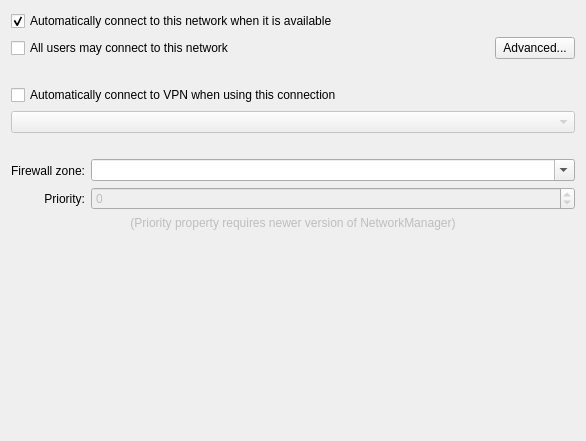
This is libs/editor/settings/ui/connectionwidget.ui in KDE/plasma-nm as Qt 5 draws it before an edit. The edited form follows.
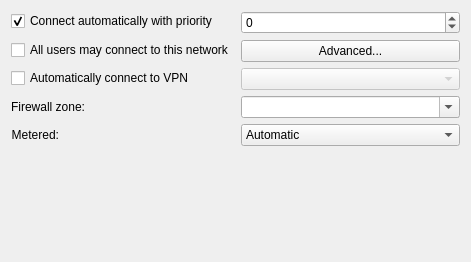
This is the edited form. Icons and pictures are not drawn. Custom widgets are drawn as their Qt base class.

Commit message:
Add metered property to general configuration
FIXED-IN: 5.15.0

```diff
--- a/libs/editor/settings/ui/connectionwidget.ui
+++ b/libs/editor/settings/ui/connectionwidget.ui
@@ -6,24 +6,43 @@
    <rect>
     <x>0</x>
     <y>0</y>
-    <width>586</width>
-    <height>441</height>
+    <width>471</width>
+    <height>262</height>
    </rect>
   </property>
-  <layout class="QVBoxLayout" name="verticalLayout_4">
-   <item>
+  <layout class="QFormLayout" name="formLayout">
+   <item row="0" column="0">
     <widget class="QCheckBox" name="autoconnect">
      <property name="text">
-      <string>Automatically connect to this network when it is available</string>
+      <string>Connect automatically with priority</string>
      </property>
      <property name="checked">
       <bool>true</bool>
      </property>
     </widget>
    </item>
-   <item>
-    <layout class="QHBoxLayout" name="horizontalLayout_3">
-     <item>
+   <item row="0" column="1">
+    <widget class="QSpinBox" name="prioritySpin">
+     <property name="enabled">
+      <bool>true</bool>
+     </property>
+     <property name="sizePolicy">
+      <sizepolicy hsizetype="MinimumExpanding" vsizetype="Fixed">
+       <horstretch>0</horstretch>
+       <verstretch>0</verstretch>
+      </sizepolicy>
+     </property>
+     <property name="toolTip">
+      <string>If the connection is set to autoconnect, connections with higher priority will be preferred. Defaults to 0.
+The higher number means higher priority. An negative number can be used to indicate priority lower than the default.
+           </string>
+     </property>
+     <property name="minimum">
+      <number>-100</number>
+     </property>
+    </widget>
+   </item>
+   <item row="1" column="0">
       <widget class="QCheckBox" name="allUsers">
        <property name="text">
         <string>All users may connect to this network</string>
@@ -33,10 +52,10 @@
        </property>
       </widget>
      </item>
-     <item>
+   <item row="1" column="1">
       <widget class="QPushButton" name="pushButtonPermissions">
        <property name="sizePolicy">
-        <sizepolicy hsizetype="Fixed" vsizetype="Fixed">
+      <sizepolicy hsizetype="MinimumExpanding" vsizetype="Fixed">
          <horstretch>0</horstretch>
          <verstretch>0</verstretch>
         </sizepolicy>
@@ -57,64 +76,28 @@
        </property>
       </widget>
      </item>
-    </layout>
-   </item>
-   <item>
-    <spacer name="verticalSpacer_2">
-     <property name="orientation">
-      <enum>Qt::Vertical</enum>
-     </property>
-     <property name="sizeType">
-      <enum>QSizePolicy::Minimum</enum>
-     </property>
-     <property name="sizeHint" stdset="0">
-      <size>
-       <width>20</width>
-       <height>20</height>
-      </size>
-     </property>
-    </spacer>
-   </item>
-   <item>
-    <layout class="QVBoxLayout" name="verticalLayout">
-     <item>
+   <item row="2" column="0">
       <widget class="QCheckBox" name="autoconnectVpn">
        <property name="text">
-        <string>Automatically connect to VPN when using this connection</string>
+      <string>Automatically connect to VPN</string>
        </property>
       </widget>
      </item>
-     <item>
+   <item row="2" column="1">
       <widget class="KComboBox" name="vpnCombobox">
        <property name="enabled">
         <bool>false</bool>
        </property>
-      </widget>
-     </item>
-    </layout>
-   </item>
-   <item>
-    <spacer name="verticalSpacer">
-     <property name="orientation">
-      <enum>Qt::Vertical</enum>
-     </property>
-     <property name="sizeType">
-      <enum>QSizePolicy::Minimum</enum>
-     </property>
-     <property name="sizeHint" stdset="0">
-      <size>
-       <width>20</width>
-       <height>20</height>
-      </size>
-     </property>
-    </spacer>
-   </item>
-   <item>
-    <layout class="QHBoxLayout" name="horizontalLayout">
-     <item>
-      <layout class="QVBoxLayout" name="verticalLayout_3">
-       <item>
-        <widget class="QLabel" name="label_2">
+     <property name="sizePolicy">
+      <sizepolicy hsizetype="MinimumExpanding" vsizetype="Fixed">
+       <horstretch>0</horstretch>
+       <verstretch>0</verstretch>
+      </sizepolicy>
+     </property>
+    </widget>
+   </item>
+   <item row="3" column="0">
+    <widget class="QLabel" name="firewallZoneLabel">
          <property name="text">
           <string>Firewall zone:</string>
          </property>
@@ -126,21 +109,7 @@
          </property>
         </widget>
        </item>
-       <item>
-        <widget class="QLabel" name="label">
-         <property name="text">
-          <string>Priority:</string>
-         </property>
-         <property name="alignment">
-          <set>Qt::AlignRight|Qt::AlignTrailing|Qt::AlignVCenter</set>
-         </property>
-        </widget>
-       </item>
-      </layout>
-     </item>
-     <item>
-      <layout class="QVBoxLayout" name="verticalLayout_2">
-       <item>
+   <item row="3" column="1">
         <widget class="KComboBox" name="firewallZone">
          <property name="sizePolicy">
           <sizepolicy hsizetype="MinimumExpanding" vsizetype="Fixed">
@@ -156,53 +125,63 @@
          </property>
         </widget>
        </item>
-       <item>
-        <widget class="QSpinBox" name="prioritySpin">
-         <property name="toolTip">
-           <string>If the connection is set to autoconnect, connections with higher priority will be preferred. Defaults to 0.
-The higher number means higher priority. An negative number can be used to indicate priority lower than the default.
-           </string>
-         </property>
-         <property name="enabled">
-          <bool>false</bool>
-         </property>
+   <item row="4" column="0">
+    <widget class="QLabel" name="meteredLabel">
+     <property name="text">
+      <string>Metered:</string>
+     </property>
+     <property name="alignment">
+      <set>Qt::AlignRight|Qt::AlignTrailing|Qt::AlignVCenter</set>
+     </property>
+     <property name="buddy">
+      <cstring>firewallZone</cstring>
+     </property>
+    </widget>
+   </item>
+   <item row="4" column="1">
+    <widget class="KComboBox" name="metered">
          <property name="sizePolicy">
           <sizepolicy hsizetype="MinimumExpanding" vsizetype="Fixed">
            <horstretch>0</horstretch>
            <verstretch>0</verstretch>
           </sizepolicy>
          </property>
-         <property name="minimum">
-          <number>-100</number>
-         </property>
-        </widget>
-       </item>
-      </layout>
-     </item>
-    </layout>
-   </item>
-   <item>
-    <widget class="QLabel" name="nmVersionWarning">
-     <property name="enabled">
+     <property name="toolTip">
+      <string>NetworkManager indicates to applications whether the connection is metered and therefore
+data usage should be restricted.</string>
+     </property>
+     <property name="editable">
       <bool>false</bool>
      </property>
+     <property name="insertPolicy">
+      <enum>QComboBox::InsertAlphabetically</enum>
+     </property>
+     <item>
      <property name="text">
-      <string>(Priority property requires newer version of NetworkManager)</string>
-     </property>
-     <property name="alignment">
-      <set>Qt::AlignCenter</set>
-     </property>
+       <string>Automatic</string>
+      </property>
+     </item>
+     <item>
+      <property name="text">
+       <string>Yes</string>
+      </property>
+     </item>
+     <item>
+      <property name="text">
+       <string>No</string>
+      </property>
+     </item>
     </widget>
    </item>
-   <item>
-    <spacer name="verticalSpacer_3">
+   <item row="5" column="0">
+    <spacer name="verticalSpacer">
      <property name="orientation">
       <enum>Qt::Vertical</enum>
      </property>
      <property name="sizeHint" stdset="0">
       <size>
        <width>20</width>
-       <height>118</height>
+       <height>40</height>
       </size>
      </property>
     </spacer>
```
Left out of the diff: 19 changed lines with no effect on the pictures. Lines whose indentation alone changed are shown as unchanged. The commit also changes 1 other file.
